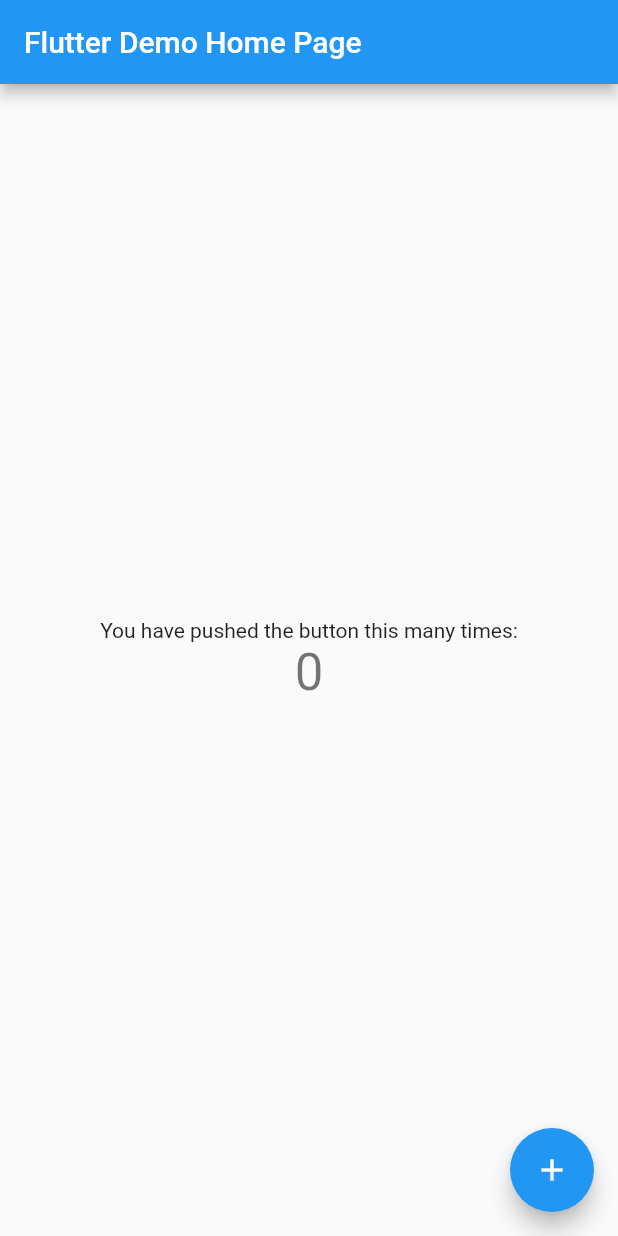
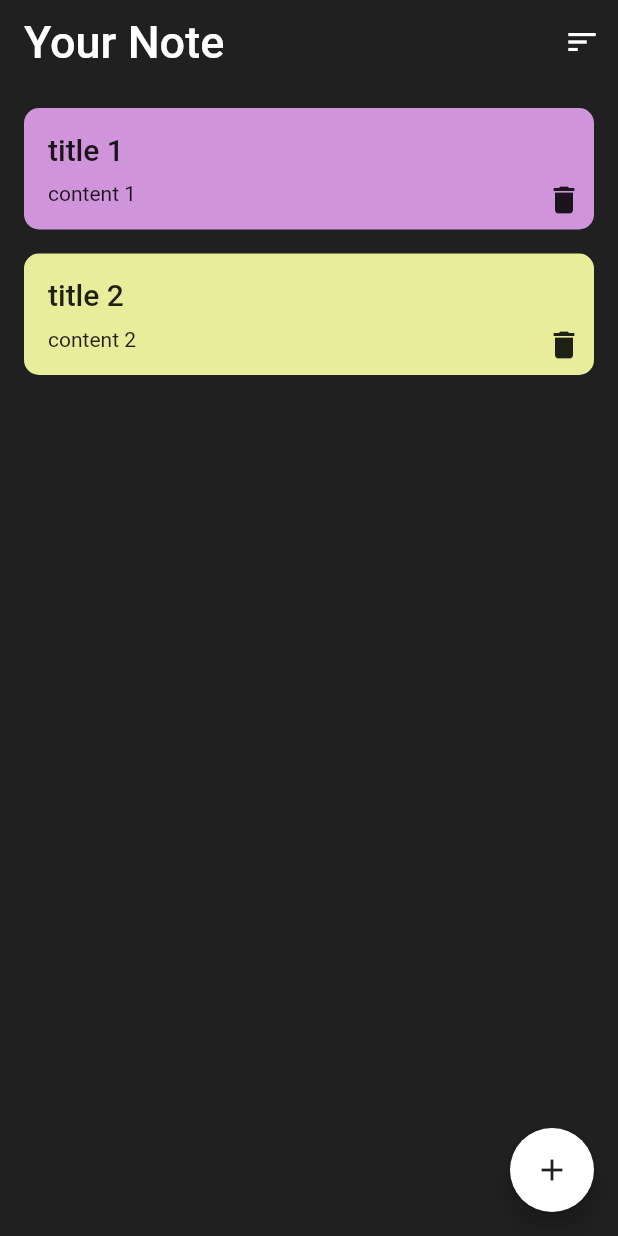
Before and after one commit to threeplef/flutter-note, a Flutter app: the screen it shows after launch, on a phone screen of 412 x 824 dp. Run offline on Flutter 3.47's test engine with Material 2 defaults, Android fonts, the phone set to English and light mode, and no system bars; our stand-ins replace freezed_annotation, sqflite; accounts and stored records are empty.

Commit message:
Add: 메인화면 ui 작성

```diff
--- a/lib/main.dart
+++ b/lib/main.dart
@@ -1,4 +1,7 @@
 import 'package:flutter/material.dart';
+import 'package:note/ui/colors.dart';
+
+import 'presentation/notes/notes_screen.dart';
 
 void main() {
   runApp(const MyApp());
@@ -12,56 +15,19 @@ class MyApp extends StatelessWidget {
     return MaterialApp(
       title: 'Flutter Demo',
       theme: ThemeData(
-        primarySwatch: Colors.blue,
+        primaryColor: Colors.white,
+        backgroundColor: darkGray,
+        canvasColor: darkGray,
+        floatingActionButtonTheme:
+            Theme.of(context).floatingActionButtonTheme.copyWith(
+                  backgroundColor: Colors.white,
+                  foregroundColor: darkGray,
+                ),
+        appBarTheme: Theme.of(context).appBarTheme.copyWith(
+              backgroundColor: darkGray,
+            ),
       ),
-      home: const MyHomePage(title: 'Flutter Demo Home Page'),
+      home: const NotesScreen(),
     );
   }
 }
-
-class MyHomePage extends StatefulWidget {
-  const MyHomePage({Key? key, required this.title}) : super(key: key);
-
-  final String title;
-
-  @override
-  State<MyHomePage> createState() => _MyHomePageState();
-}
-
-class _MyHomePageState extends State<MyHomePage> {
-  int _counter = 0;
-
-  void _incrementCounter() {
-    setState(() {
-      _counter++;
-    });
-  }
-
-  @override
-  Widget build(BuildContext context) {
-    return Scaffold(
-      appBar: AppBar(
-        title: Text(widget.title),
-      ),
-      body: Center(
-        child: Column(
-          mainAxisAlignment: MainAxisAlignment.center,
-          children: <Widget>[
-            const Text(
-              'You have pushed the button this many times:',
-            ),
-            Text(
-              '$_counter',
-              style: Theme.of(context).textTheme.headline4,
-            ),
-          ],
-        ),
-      ),
-      floatingActionButton: FloatingActionButton(
-        onPressed: _incrementCounter,
-        tooltip: 'Increment',
-        child: const Icon(Icons.add),
-      ),
-    );
-  }
-}
--- /dev/null
+++ b/lib/presentation/notes/components/note_item.dart
@@ -0,0 +1,50 @@
+import 'package:flutter/material.dart';
+
+import '../../../domain/model/note.dart';
+
+class NoteItem extends StatelessWidget {
+  final Note note;
+
+  const NoteItem({Key? key, required this.note}) : super(key: key);
+
+  @override
+  Widget build(BuildContext context) {
+    return Padding(
+      padding: const EdgeInsets.all(8.0),
+      child: Stack(
+        children: [
+          Container(
+            width: double.infinity,
+            padding: const EdgeInsets.all(16),
+            decoration: BoxDecoration(
+              borderRadius: BorderRadius.circular(10),
+              color: Color(note.color),
+            ),
+            child: Column(
+              crossAxisAlignment: CrossAxisAlignment.start,
+              children: [
+                Text(
+                  note.title,
+                  maxLines: 1,
+                  overflow: TextOverflow.ellipsis,
+                  style: Theme.of(context).textTheme.headline6,
+                ),
+                const SizedBox(height: 10),
+                Text(
+                  note.content,
+                  maxLines: 3,
+                  overflow: TextOverflow.ellipsis,
+                ),
+              ],
+            ),
+          ),
+          const Positioned(
+            bottom: 8,
+            right: 8,
+            child: Icon(Icons.delete),
+          ),
+        ],
+      ),
+    );
+  }
+}
--- /dev/null
+++ b/lib/presentation/notes/notes_screen.dart
@@ -0,0 +1,55 @@
+import 'package:flutter/material.dart';
+import 'package:note/ui/colors.dart';
+
+import '../../domain/model/note.dart';
+import 'components/note_item.dart';
+
+class NotesScreen extends StatelessWidget {
+  const NotesScreen({Key? key}) : super(key: key);
+
+  @override
+  Widget build(BuildContext context) {
+    return Scaffold(
+      appBar: AppBar(
+        title: const Text(
+          'Your Note',
+          style: TextStyle(fontSize: 30),
+        ),
+        actions: [
+          IconButton(
+            onPressed: () {},
+            icon: const Icon(Icons.sort),
+          ),
+        ],
+        elevation: 0,
+      ),
+      floatingActionButton: FloatingActionButton(
+        onPressed: () {},
+        child: const Icon(Icons.add),
+      ),
+      body: Padding(
+        padding: const EdgeInsets.all(8.0),
+        child: ListView(
+          children: [
+            NoteItem(
+              note: Note(
+                title: 'title 1',
+                content: 'content 1',
+                color: wisteria.value,
+                timestamp: 1,
+              ),
+            ),
+            NoteItem(
+              note: Note(
+                title: 'title 2',
+                content: 'content 2',
+                color: primrose.value,
+                timestamp: 2,
+              ),
+            ),
+          ],
+        ),
+      ),
+    );
+  }
+}
--- /dev/null
+++ b/lib/ui/colors.dart
@@ -0,0 +1,10 @@
+import 'dart:ui';
+
+const roseBud = Color(0xFFFFAB91);
+const primrose = Color(0xFFE7ED9B);
+const wisteria = Color(0xFFCF94DA);
+const skyBlue = Color(0xFF81DEEA);
+const illusion = Color(0xFFF48FB1);
+
+const darkGray = Color(0xFF202020);
+const lightBlue = Color(0xFFD7E8DE);
```
Also changed, not shown: lib/ui/screen.dart (deleted).
